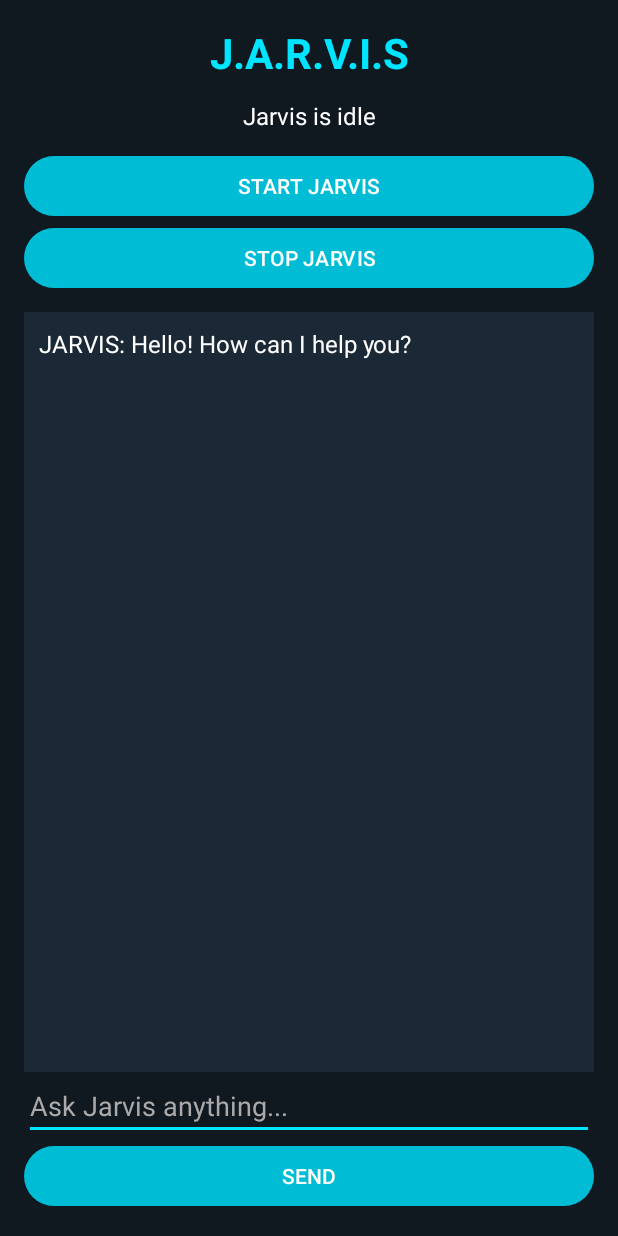
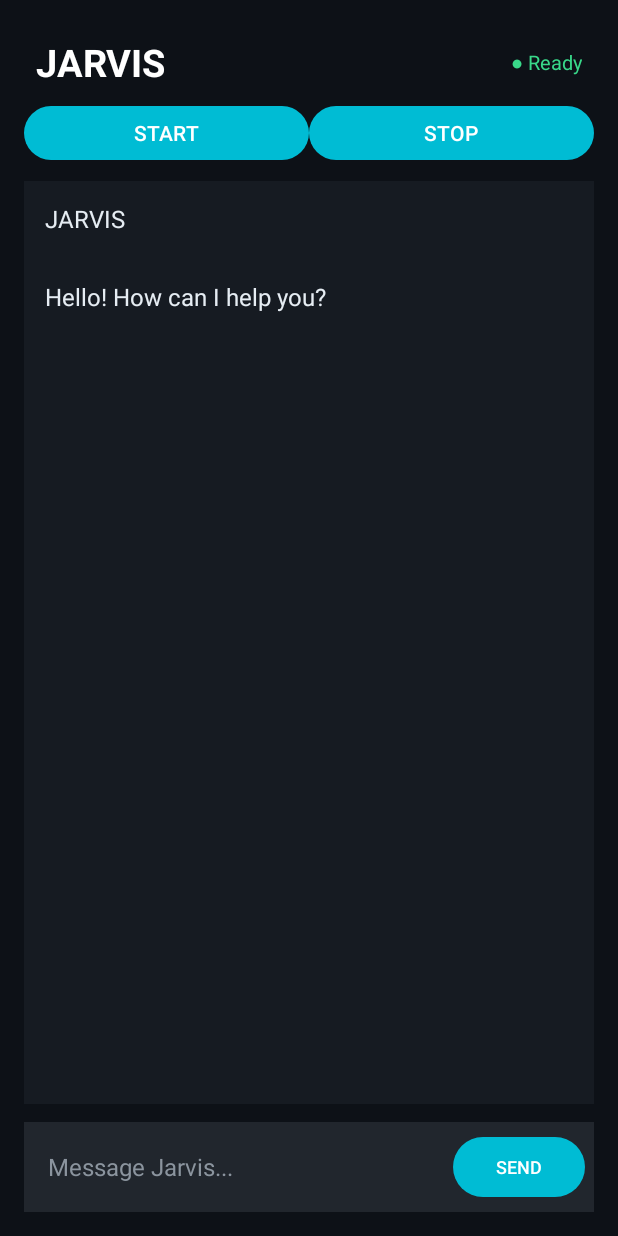
Before and after one commit to ravishankar33/JarvisAssistant, an Android app: the screen it shows after launch (MainActivity), on a phone screen of 412 x 824 dp. Run offline under Robolectric (Android 15) with nearby library versions, the phone set to English and light mode, and no system bars.

Commit message:
Update Jarvis chat UI

```diff
--- a/app/src/main/res/layout/activity_main.xml
+++ b/app/src/main/res/layout/activity_main.xml
@@ -5,68 +5,105 @@
     android:layout_height="match_parent"
     android:orientation="vertical"
     android:padding="16dp"
-    android:background="#101820">
+    android:background="#0D1117">
+
+    <LinearLayout
+        android:layout_width="match_parent"
+        android:layout_height="wrap_content"
+        android:orientation="horizontal"
+        android:gravity="center_vertical"
+        android:padding="8dp">
 
         <TextView
-        android:layout_width="match_parent"
+            android:layout_width="0dp"
             android:layout_height="wrap_content"
-        android:text="J.A.R.V.I.S"
-        android:textSize="28sp"
+            android:layout_weight="1"
+            android:text="JARVIS"
+            android:textColor="#FFFFFF"
+            android:textSize="25sp"
             android:textStyle="bold"
-        android:gravity="center"
-        android:textColor="#00E5FF"/>
+            android:fontFamily="sans"/>
 
         <TextView
             android:id="@+id/tvStatus"
+            android:layout_width="wrap_content"
+            android:layout_height="wrap_content"
+            android:text="● Ready"
+            android:textColor="#39D98A"
+            android:textSize="13sp"/>
+    </LinearLayout>
+
+    <LinearLayout
         android:layout_width="match_parent"
         android:layout_height="wrap_content"
-        android:text="Jarvis is idle"
-        android:textSize="16sp"
+        android:orientation="horizontal"
         android:gravity="center"
-        android:textColor="#FFFFFF"
-        android:padding="12dp"/>
+        android:paddingBottom="10dp">
 
         <Button
             android:id="@+id/btnStart"
-        android:layout_width="match_parent"
-        android:layout_height="wrap_content"
-        android:text="START JARVIS"/>
+            android:layout_width="0dp"
+            android:layout_height="44dp"
+            android:layout_weight="1"
+            android:text="START"/>
 
         <Button
             android:id="@+id/btnStop"
-        android:layout_width="match_parent"
-        android:layout_height="wrap_content"
-        android:text="STOP JARVIS"/>
+            android:layout_width="0dp"
+            android:layout_height="44dp"
+            android:layout_weight="1"
+            android:text="STOP"/>
+    </LinearLayout>
 
     <ScrollView
         android:layout_width="match_parent"
         android:layout_height="0dp"
         android:layout_weight="1"
-        android:layout_marginTop="12dp"
-        android:background="#1B2835"
-        android:padding="10dp">
+        android:fillViewport="true"
+        android:background="#161B22"
+        android:padding="14dp">
 
         <TextView
             android:id="@+id/tvChatHistory"
             android:layout_width="match_parent"
             android:layout_height="wrap_content"
-            android:text="JARVIS: Hello! How can I help you?"
-            android:textColor="#FFFFFF"
-            android:textSize="16sp"/>
+            android:text="JARVIS\n\nHello! How can I help you?"
+            android:textColor="#E6EDF3"
+            android:textSize="16sp"
+            android:fontFamily="sans"
+            android:lineSpacingExtra="7dp"
+            android:textIsSelectable="true"/>
     </ScrollView>
+
+    <LinearLayout
+        android:layout_width="match_parent"
+        android:layout_height="wrap_content"
+        android:orientation="horizontal"
+        android:gravity="center_vertical"
+        android:background="#21262D"
+        android:padding="6dp"
+        android:layout_marginTop="12dp">
 
         <EditText
             android:id="@+id/etMessage"
-        android:layout_width="match_parent"
+            android:layout_width="0dp"
             android:layout_height="wrap_content"
-        android:hint="Ask Jarvis anything..."
+            android:layout_weight="1"
+            android:minHeight="48dp"
+            android:hint="Message Jarvis..."
             android:textColor="#FFFFFF"
-        android:textColorHint="#AAAAAA"
+            android:textColorHint="#8B949E"
+            android:textSize="16sp"
+            android:background="@android:color/transparent"
+            android:padding="10dp"
             android:singleLine="true"/>
 
         <Button
             android:id="@+id/btnSend"
-        android:layout_width="match_parent"
-        android:layout_height="wrap_content"
-        android:text="SEND"/>
+            android:layout_width="wrap_content"
+            android:layout_height="48dp"
+            android:text="SEND"
+            android:textSize="12sp"/>
     </LinearLayout>
+
+</LinearLayout>
```
Lines whose indentation alone changed are shown as unchanged.
